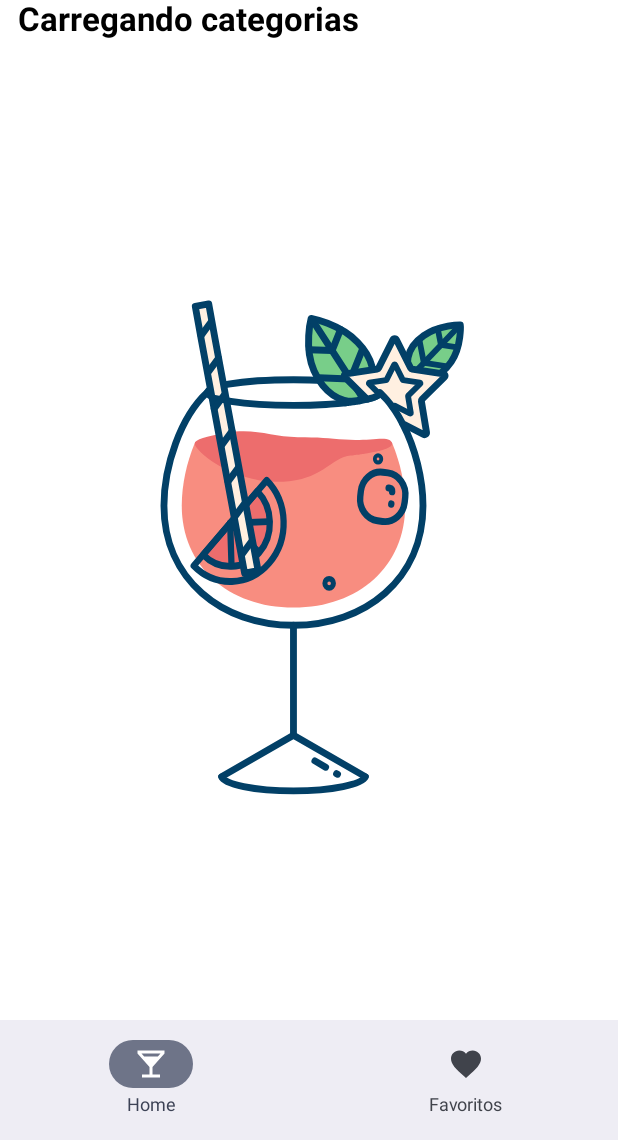
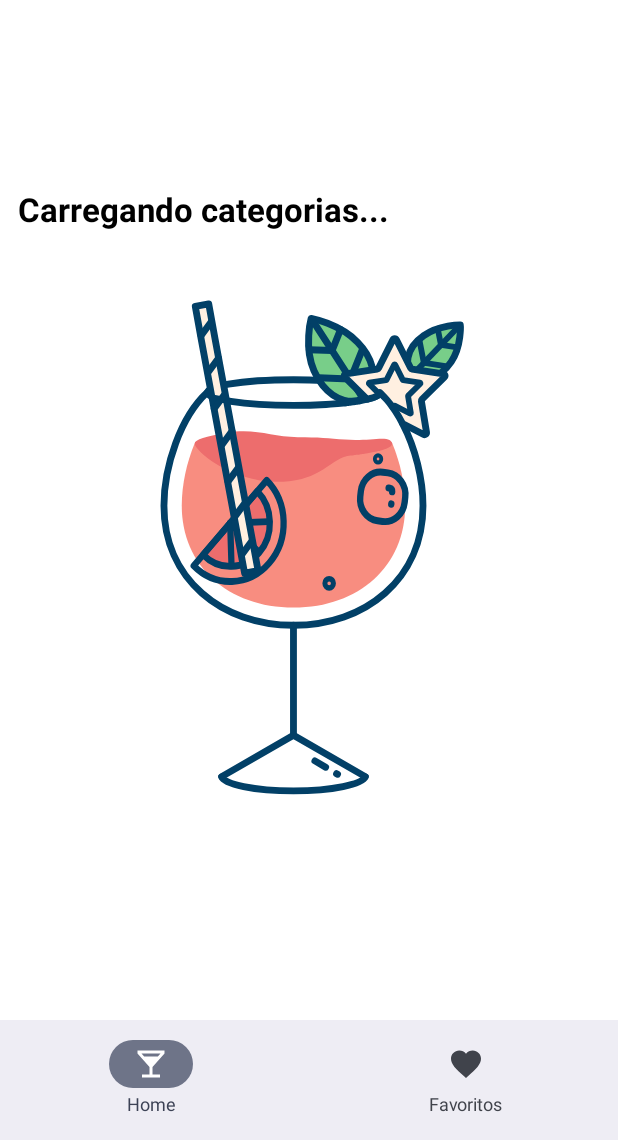
Before and after one commit to Matheus-Silas97/BartenderVirtual, an Android app built with Jetpack Compose: the favorite_screen screen opened through its navigation route, on a phone screen of 412 x 824 dp, the part 96-1236 px from its top. Run offline under Robolectric (Android 15) with nearby library versions, the phone set to English and light mode, and no system bars; our stand-ins replace Room's generated code, accompanist; network calls fail.

Commit message:
refactor(bartendervirtual) ajustes gerais

```diff
--- a/app/src/main/java/com/bartender/bartendervirtual/common/components/LoadingComponent.kt
+++ b/app/src/main/java/com/bartender/bartendervirtual/common/components/LoadingComponent.kt
@@ -6,6 +6,8 @@ import androidx.compose.foundation.layout.Box
 import androidx.compose.foundation.layout.Column
 import androidx.compose.foundation.layout.Row
 import androidx.compose.foundation.layout.fillMaxSize
+import androidx.compose.foundation.layout.fillMaxWidth
+import androidx.compose.foundation.layout.height
 import androidx.compose.foundation.layout.padding
 import androidx.compose.foundation.layout.size
 import androidx.compose.runtime.Composable
@@ -36,7 +38,7 @@ fun LoadingComponent(
         verticalArrangement = Arrangement.Center,
     ) {
 
-        Row(horizontalArrangement = Arrangement.Start) {
+        Row(horizontalArrangement = Arrangement.Start, verticalAlignment = Alignment.CenterVertically) {
             TextTitle(text = text, modifier = Modifier.padding(end = 50.dp, start = 12.dp))
         }
 
@@ -54,7 +56,7 @@ fun LoadingLottieView(isLoading: Boolean, finishListener: @Composable () -> Unit
         clipSpec = Progress(0.0f, 1.0f)
     )
 
-    Box(modifier = Modifier.fillMaxSize(), contentAlignment = Alignment.Center) {
+    Box(modifier = Modifier.fillMaxWidth().height(400.dp), contentAlignment = Alignment.Center) {
         if (isLoading) {
             LottieAnimation(
                 composition = composition,
--- a/app/src/main/java/com/bartender/bartendervirtual/presentation/home/HomeScreen.kt
+++ b/app/src/main/java/com/bartender/bartendervirtual/presentation/home/HomeScreen.kt
@@ -92,7 +92,7 @@ fun Content(uiState: HomeState, interaction: (HomeInteraction) -> Unit) {
     ScaffoldCustom(
         titlePage = stringResource(id = string.app_name),
         isLoading = uiState.isLoading,
-        messageLoading = "Carregando categorias"
+        messageLoading = "Carregando categorias..."
     ) {
         val scrollState = rememberScrollState()
 
```
